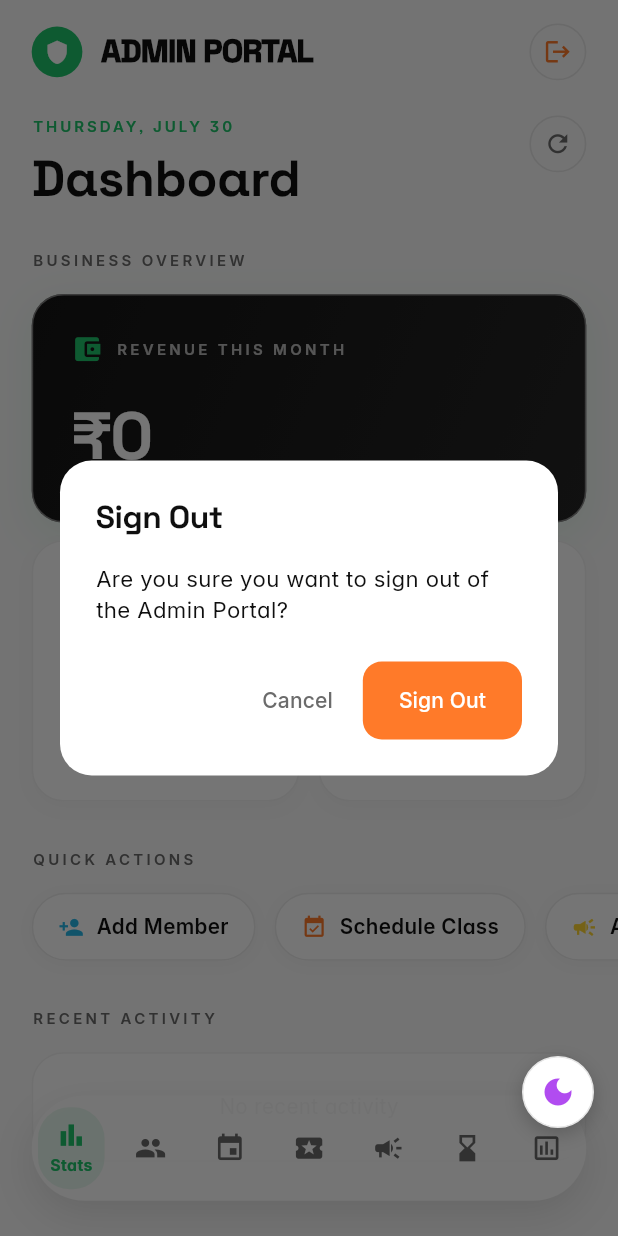
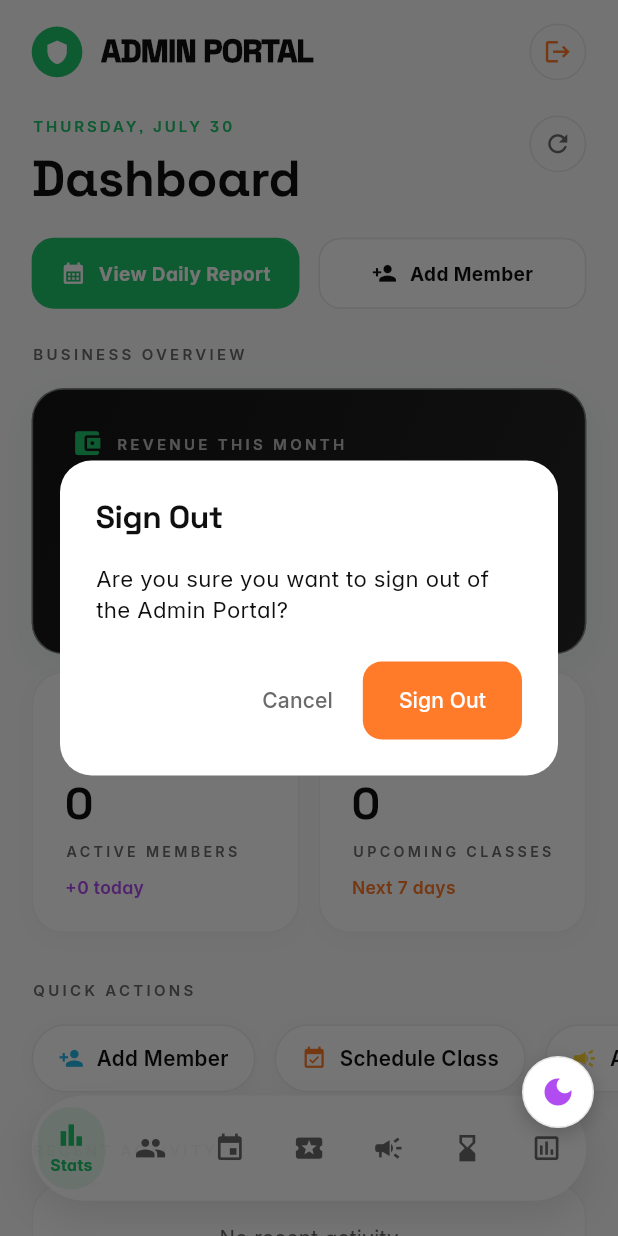
Before and after one commit to sahilcingh/Vishal-Fitness, a Flutter app: the AdminLayout screen opened directly, after a tap on the "logout" icon, on a phone screen of 412 x 824 dp. Run offline on Flutter 3.47's test engine with Material 3 defaults, Android fonts, the phone set to English and light mode, and no system bars; our stand-ins replace connectivity_plus, firebase_core, firebase_messaging, flutter_animate, flutter_local_notifications, image_picker and 7 more; missing offline and left inert: dart:html; accounts and stored records are empty; network calls fail.

Commit message:
feat: add simple daily revenue report for the gym owner
Adds a single-day transaction report (serial no, date, member name,
mobile, subscription type, package amount, discount, payment mode,
paid amount, balance), downloadable as CSV, reachable from a
"View Daily Report" button on the dashboard and a pinned card at the
top of the Reports tab.

```diff
--- a/lib/features/admin/admin_dashboard_screen.dart
+++ b/lib/features/admin/admin_dashboard_screen.dart
@@ -8,6 +8,7 @@ import '../../core/utils/responsive_utils.dart';
 import '../../main.dart';
 import 'package:intl/intl.dart';
 import 'admin_add_member_screen.dart';
+import 'admin_daily_revenue_screen.dart';
 
 class AdminDashboardScreen extends StatefulWidget {
   final VoidCallback onViewReports;
@@ -383,12 +384,18 @@ class _AdminDashboardScreenState extends State<AdminDashboardScreen> {
             style: AppStyles.eyebrow.copyWith(color: context.mutedFg),
           ),
           SizedBox(height: context.h(16)),
-          _buildPrimaryStatCard(
-            context,
-            title: 'REVENUE THIS MONTH',
-            value: currencyFormatter.format(revenue),
-            trend: _revenueTrend,
-            isPositive: _isTrendPositive,
+          GestureDetector(
+            onTap: () => Navigator.push(
+              context,
+              MaterialPageRoute(builder: (_) => const AdminDailyRevenueScreen()),
+            ),
+            child: _buildPrimaryStatCard(
+              context,
+              title: 'REVENUE THIS MONTH',
+              value: currencyFormatter.format(revenue),
+              trend: _revenueTrend,
+              isPositive: _isTrendPositive,
+            ),
           ),
           SizedBox(height: context.h(12)),
           Row(
@@ -552,6 +559,86 @@ class _AdminDashboardScreenState extends State<AdminDashboardScreen> {
   }
 
   Widget _buildHeader(BuildContext context) {
+    return Column(
+      crossAxisAlignment: CrossAxisAlignment.start,
+      children: [
+        _buildHeaderTop(context),
+        SizedBox(height: context.h(16)),
+        _buildHeaderActions(context),
+      ],
+    );
+  }
+
+  Widget _buildHeaderActions(BuildContext context) {
+    return Row(
+      children: [
+        Expanded(
+          child: _buildHeaderActionButton(
+            context,
+            icon: Icons.calendar_month,
+            label: 'View Daily Report',
+            filled: true,
+            onTap: () => Navigator.push(
+              context,
+              MaterialPageRoute(builder: (_) => const AdminDailyRevenueScreen()),
+            ),
+          ),
+        ),
+        SizedBox(width: context.w(12)),
+        Expanded(
+          child: _buildHeaderActionButton(
+            context,
+            icon: Icons.person_add,
+            label: 'Add Member',
+            filled: false,
+            onTap: () => Navigator.push(
+              context,
+              MaterialPageRoute(builder: (_) => const AdminAddMemberScreen()),
+            ),
+          ),
+        ),
+      ],
+    );
+  }
+
+  Widget _buildHeaderActionButton(BuildContext context, {
+    required IconData icon,
+    required String label,
+    required bool filled,
+    required VoidCallback onTap,
+  }) {
+    return GestureDetector(
+      onTap: onTap,
+      child: Container(
+        padding: EdgeInsets.symmetric(horizontal: context.w(12), vertical: context.h(14)),
+        decoration: BoxDecoration(
+          color: filled ? AppColors.brand : context.card,
+          borderRadius: BorderRadius.circular(context.r(14)),
+          border: Border.all(color: filled ? AppColors.brand : context.border),
+        ),
+        child: Row(
+          mainAxisAlignment: MainAxisAlignment.center,
+          children: [
+            Icon(icon, size: context.r(16), color: filled ? Colors.white : context.fg),
+            SizedBox(width: context.w(8)),
+            Flexible(
+              child: Text(
+                label,
+                overflow: TextOverflow.ellipsis,
+                style: AppStyles.bodyFont.copyWith(
+                  fontSize: context.sp(12),
+                  fontWeight: FontWeight.w700,
+                  color: filled ? Colors.white : context.fg,
+                ),
+              ),
+            ),
+          ],
+        ),
+      ),
+    );
+  }
+
+  Widget _buildHeaderTop(BuildContext context) {
     final now = DateTime.now();
     final formattedDate = DateFormat('EEEE, MMMM d').format(now);
 
@@ -676,6 +763,15 @@ class _AdminDashboardScreenState extends State<AdminDashboardScreen> {
                 color: Colors.white,
                 letterSpacing: -1,
               ),
+            ),
+          ),
+          SizedBox(height: context.h(8)),
+          Text(
+            'Day-wise breakdown →',
+            style: AppStyles.bodyFont.copyWith(
+              color: AppColors.brand,
+              fontSize: context.sp(11),
+              fontWeight: FontWeight.w600,
             ),
           ),
         ],
--- a/lib/features/admin/admin_reports_screen.dart
+++ b/lib/features/admin/admin_reports_screen.dart
@@ -5,6 +5,7 @@ import '../../core/theme/app_styles.dart';
 import '../../core/utils/responsive_utils.dart';
 import '../../core/utils/csv_export.dart';
 import '../../main.dart';
+import 'admin_daily_revenue_screen.dart';
 
 class AdminReportsScreen extends StatefulWidget {
   const AdminReportsScreen({super.key});
@@ -1077,6 +1078,8 @@ class _AdminReportsScreenState extends State<AdminReportsScreen> {
           context.h(120),
         ),
         children: [
+          _dailyRevenueEntry(context),
+          SizedBox(height: context.h(12)),
           _category(
             index: 0,
             title: 'Membership Reports',
@@ -1130,6 +1133,58 @@ class _AdminReportsScreenState extends State<AdminReportsScreen> {
             comingSoon: true,
           ),
         ],
+      ),
+    );
+  }
+
+  Widget _dailyRevenueEntry(BuildContext context) {
+    return InkWell(
+      onTap: () => Navigator.push(
+        context,
+        MaterialPageRoute(builder: (_) => const AdminDailyRevenueScreen()),
+      ),
+      borderRadius: BorderRadius.circular(context.r(AppStyles.radiusMd)),
+      child: Container(
+        padding: EdgeInsets.all(context.r(16)),
+        decoration: BoxDecoration(
+          gradient: AppColors.gradientInk,
+          borderRadius: BorderRadius.circular(context.r(AppStyles.radiusMd)),
+          border: Border.all(color: context.border.withValues(alpha: 0.5)),
+        ),
+        child: Row(
+          children: [
+            Container(
+              padding: EdgeInsets.all(context.r(10)),
+              decoration: BoxDecoration(
+                color: AppColors.brand.withValues(alpha: 0.15),
+                shape: BoxShape.circle,
+              ),
+              child: Icon(Icons.calendar_month, color: AppColors.brand, size: context.r(22)),
+            ),
+            SizedBox(width: context.w(14)),
+            Expanded(
+              child: Column(
+                crossAxisAlignment: CrossAxisAlignment.start,
+                children: [
+                  Text(
+                    'Daily Revenue & New Members',
+                    style: AppStyles.displayFont.copyWith(
+                      fontSize: context.sp(15),
+                      fontWeight: FontWeight.bold,
+                      color: Colors.white,
+                    ),
+                  ),
+                  SizedBox(height: context.h(4)),
+                  Text(
+                    'Every payment received today — name, amount, balance',
+                    style: AppStyles.bodyFont.copyWith(fontSize: context.sp(11), color: Colors.white70),
+                  ),
+                ],
+              ),
+            ),
+            Icon(Icons.arrow_forward_ios, color: Colors.white70, size: context.r(14)),
+          ],
+        ),
       ),
     );
   }
```
Also changed, not shown: lib/features/admin/admin_daily_revenue_screen.dart (added, +419 -0 lines).
